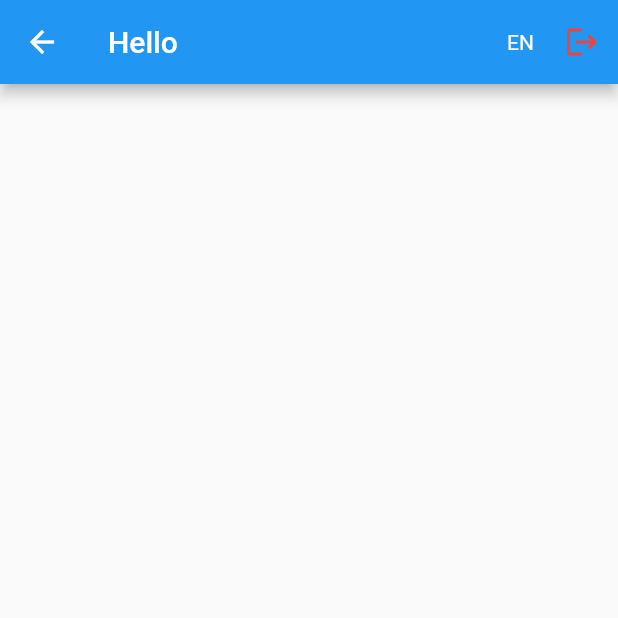
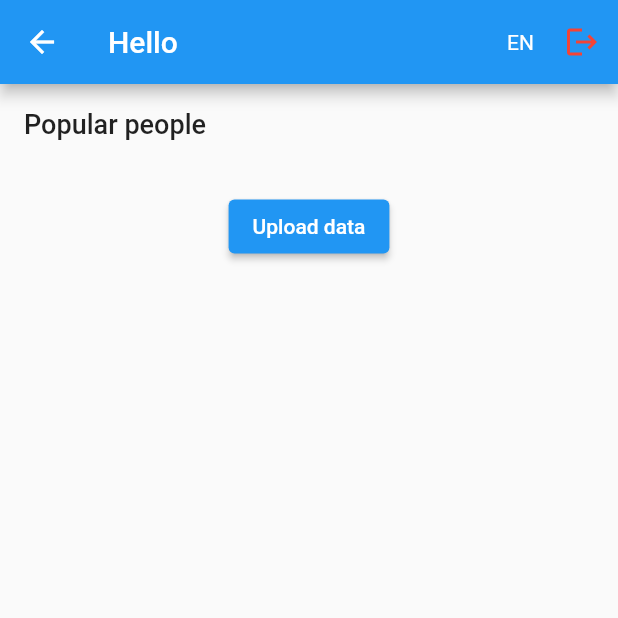
Before and after one commit to Abel1027/people-flutter-app, a Flutter app: the HomePage screen opened directly, on a phone screen of 412 x 824 dp, the top half of it. Run offline on Flutter 3.47's test engine with Material 2 defaults, Android fonts, the phone set to English and light mode, and no system bars; our stand-ins replace another_flushbar, cloud_firestore, firebase_auth, firebase_core, flutter_bloc, get_it; accounts and stored records are empty.

Commit message:
Implement upload/download people

```diff
--- /dev/null
+++ b/lib/src/application/firestore/firestore_state.dart
@@ -0,0 +1,45 @@
+part of 'firestore_cubit.dart';
+
+class FirestoreState {
+  FirestoreState({
+    required this.uploadPeopleOrFailure,
+    required this.downloadPeopleOrFailure,
+  });
+
+  factory FirestoreState.initial() => FirestoreState(
+        uploadPeopleOrFailure: ResultOr.none(),
+        downloadPeopleOrFailure: Resource.none(),
+      );
+
+  final ResultOr<UploadFailure> uploadPeopleOrFailure;
+  final Resource<DownloadFailure, List<Person>> downloadPeopleOrFailure;
+
+  FirestoreState copyWith({
+    ResultOr<UploadFailure>? uploadPeopleOrFailure,
+    Resource<DownloadFailure, List<Person>>? downloadPeopleOrFailure,
+  }) {
+    return FirestoreState(
+      uploadPeopleOrFailure:
+          uploadPeopleOrFailure ?? this.uploadPeopleOrFailure,
+      downloadPeopleOrFailure:
+          downloadPeopleOrFailure ?? this.downloadPeopleOrFailure,
+    );
+  }
+
+  @override
+  String toString() =>
+      'FirestoreState(uploadPeopleOrFailure: $uploadPeopleOrFailure, downloadPeopleOrFailure: $downloadPeopleOrFailure)';
+
+  @override
+  bool operator ==(Object other) {
+    if (identical(this, other)) return true;
+
+    return other is FirestoreState &&
+        other.uploadPeopleOrFailure == uploadPeopleOrFailure &&
+        other.downloadPeopleOrFailure == downloadPeopleOrFailure;
+  }
+
+  @override
+  int get hashCode =>
+      uploadPeopleOrFailure.hashCode ^ downloadPeopleOrFailure.hashCode;
+}
--- /dev/null
+++ b/lib/src/domain/download_failure.dart
@@ -0,0 +1,65 @@
+abstract class DownloadFailure {
+  const DownloadFailure();
+  factory DownloadFailure.unknownError() = DownloadFailureUnknownError;
+
+  void when({
+    required void Function(DownloadFailureUnknownError) unknownError,
+  }) {
+    if (this is DownloadFailureUnknownError) {
+      unknownError.call(this as DownloadFailureUnknownError);
+    }
+
+    unknownError.call(this as DownloadFailureUnknownError);
+  }
+
+  R map<R>({
+    required R Function(DownloadFailureUnknownError) unknownError,
+  }) {
+    if (this is DownloadFailureUnknownError) {
+      return unknownError.call(this as DownloadFailureUnknownError);
+    }
+
+    return unknownError.call(this as DownloadFailureUnknownError);
+  }
+
+  void maybeWhen({
+    void Function(DownloadFailureUnknownError)? unknownError,
+    required void Function() orElse,
+  }) {
+    if (this is DownloadFailureUnknownError && unknownError != null) {
+      unknownError.call(this as DownloadFailureUnknownError);
+    }
+
+    orElse.call();
+  }
+
+  R maybeMap<R>({
+    R Function(DownloadFailureUnknownError)? unknownError,
+    required R Function() orElse,
+  }) {
+    if (this is DownloadFailureUnknownError && unknownError != null) {
+      return unknownError.call(this as DownloadFailureUnknownError);
+    }
+
+    return orElse.call();
+  }
+
+  factory DownloadFailure.fromString(String value) {
+    if (value == 'unknownError') {
+      return DownloadFailure.unknownError();
+    }
+
+    return DownloadFailure.unknownError();
+  }
+
+  @override
+  String toString() {
+    if (this is DownloadFailureUnknownError) {
+      return 'unknownError';
+    }
+
+    return 'unknownError';
+  }
+}
+
+class DownloadFailureUnknownError extends DownloadFailure {}
--- /dev/null
+++ b/lib/src/domain/firestore_repository.dart
@@ -0,0 +1,11 @@
+import 'download_failure.dart';
+import 'person.dart';
+import 'resource.dart';
+import 'result_or.dart';
+import 'upload_failure.dart';
+
+abstract class FirestoreRepository {
+  Future<ResultOr<UploadFailure>> uploadPeople({required List<Person> people});
+
+  Future<Resource<DownloadFailure, List<Person>>> downloadPeople();
+}
--- /dev/null
+++ b/lib/src/domain/upload_failure.dart
@@ -0,0 +1,65 @@
+abstract class UploadFailure {
+  const UploadFailure();
+  factory UploadFailure.unknownError() = UploadFailureUnknownError;
+
+  void when({
+    required void Function(UploadFailureUnknownError) unknownError,
+  }) {
+    if (this is UploadFailureUnknownError) {
+      unknownError.call(this as UploadFailureUnknownError);
+    }
+
+    unknownError.call(this as UploadFailureUnknownError);
+  }
+
+  R map<R>({
+    required R Function(UploadFailureUnknownError) unknownError,
+  }) {
+    if (this is UploadFailureUnknownError) {
+      return unknownError.call(this as UploadFailureUnknownError);
+    }
+
+    return unknownError.call(this as UploadFailureUnknownError);
+  }
+
+  void maybeWhen({
+    void Function(UploadFailureUnknownError)? unknownError,
+    required void Function() orElse,
+  }) {
+    if (this is UploadFailureUnknownError && unknownError != null) {
+      unknownError.call(this as UploadFailureUnknownError);
+    }
+
+    orElse.call();
+  }
+
+  R maybeMap<R>({
+    R Function(UploadFailureUnknownError)? unknownError,
+    required R Function() orElse,
+  }) {
+    if (this is UploadFailureUnknownError && unknownError != null) {
+      return unknownError.call(this as UploadFailureUnknownError);
+    }
+
+    return orElse.call();
+  }
+
+  factory UploadFailure.fromString(String value) {
+    if (value == 'unknownError') {
+      return UploadFailure.unknownError();
+    }
+
+    return UploadFailure.unknownError();
+  }
+
+  @override
+  String toString() {
+    if (this is UploadFailureUnknownError) {
+      return 'unknownError';
+    }
+
+    return 'unknownError';
+  }
+}
+
+class UploadFailureUnknownError extends UploadFailure {}
--- /dev/null
+++ b/lib/src/infrastructure/config/const.dart
@@ -0,0 +1,5 @@
+class InfConstants {
+  const InfConstants._();
+
+  static const String peopleCollection = 'people';
+}
--- a/lib/src/presentation/l10n/intl_en.arb
+++ b/lib/src/presentation/l10n/intl_en.arb
@@ -18,5 +18,7 @@
     "signin": "SIGN IN",
     "userDisabled": "User disabled",
     "userNotFound": "User not found",
-    "wrongPassword": "Wrong password"
+    "wrongPassword": "Wrong password",
+    "uploadData": "Upload data",
+    "popularPeople": "Popular people"
 }
--- a/lib/src/presentation/l10n/intl_es.arb
+++ b/lib/src/presentation/l10n/intl_es.arb
@@ -18,5 +18,7 @@
     "signin": "INICIA SESIÓN",
     "userDisabled": "El usuario está desactivado",
     "userNotFound": "El usuario no se encuentra registrado",
-    "wrongPassword": "La contraseña es incorrecta"
+    "wrongPassword": "La contraseña es incorrecta",
+    "uploadData": "Subir datos",
+    "popularPeople": "Personas populares"
 }
--- a/lib/src/presentation/pages/home_page.dart
+++ b/lib/src/presentation/pages/home_page.dart
@@ -3,10 +3,12 @@ import 'package:flutter/material.dart';
 import 'package:flutter_bloc/flutter_bloc.dart';
 
 import '../../application/auth/auth_cubit.dart';
+import '../../application/firestore/firestore_cubit.dart';
 import '../../domain/logout_repository.dart';
 import '../../infrastructure/di/providers.dart';
 import '../l10n/generated/l10n.dart';
 import '../custom_router.dart';
+import '../widgets/person_card_widget.dart';
 import 'login_page.dart';
 
 class HomePage extends StatelessWidget {
@@ -15,6 +17,8 @@ class HomePage extends StatelessWidget {
   @override
   Widget build(BuildContext context) {
     final _langCode = Localizations.localeOf(context).languageCode;
+
+    final _firestoreCubit = getIt<FirestoreCubit>();
 
     return BlocListener<AuthCubit, AuthState>(
       listener: (context, state) {
@@ -45,6 +49,69 @@ class HomePage extends StatelessWidget {
             ),
           ],
         ),
+        body: RefreshIndicator(
+          onRefresh: () => _firestoreCubit.downloadPeople(),
+          child: ListView(
+            children: [
+              BlocProvider(
+                create: (_) => _firestoreCubit..downloadPeople(),
+                child: BlocBuilder<FirestoreCubit, FirestoreState>(
+                  builder: (context, state) => Column(
+                    children: [
+                      const SizedBox(height: 16),
+                      Container(
+                        padding: const EdgeInsets.symmetric(horizontal: 16),
+                        alignment: Alignment.centerLeft,
+                        child: Text(
+                          S.of(context).popularPeople,
+                          style:
+                              Theme.of(context).textTheme.subtitle1?.copyWith(
+                                    fontSize: 18,
+                                    fontWeight: FontWeight.w500,
+                                  ),
+                        ),
+                      ),
+                      const SizedBox(height: 10),
+                      state.downloadPeopleOrFailure.map(
+                        isNone: () => const SizedBox.shrink(),
+                        isLoading: () => const LinearProgressIndicator(),
+                        isSuccess: (people) => SingleChildScrollView(
+                          scrollDirection: Axis.horizontal,
+                          child: Row(
+                            children: people
+                                .map(
+                                  (person) => Padding(
+                                    padding: const EdgeInsets.symmetric(
+                                        horizontal: 8),
+                                    child: PersonCardWidget(
+                                      person: person,
+                                    ),
+                                  ),
+                                )
+                                .toList(),
+                          ),
+                        ),
+                        isFailure: (_) => Text(S.of(context).unknownError),
+                      ),
+                      const SizedBox(height: 24),
+                      state.uploadPeopleOrFailure.isLoading
+                          ? const Center(
+                              child: Padding(
+                                padding: EdgeInsets.all(7),
+                                child: CircularProgressIndicator(),
+                              ),
+                            )
+                          : ElevatedButton(
+                              onPressed: () => _firestoreCubit.uploadPeople(),
+                              child: Text(S.of(context).uploadData),
+                            ),
+                    ],
+                  ),
+                ),
+              ),
+            ],
+          ),
+        ),
       ),
     );
   }
```
Also changed, not shown: lib/src/application/firestore/firestore_cubit.dart (added, +97 -0 lines), lib/src/infrastructure/di/providers.dart (+11 -0 lines), lib/src/infrastructure/firestore_repository_impl.dart (added, +51 -0 lines), lib/src/presentation/config/colors.dart (added, +7 -0 lines), lib/src/presentation/widgets/person_card_widget.dart (added, +80 -0 lines), lib/src/presentation/l10n/generated/intl/messages_en.dart, lib/src/presentation/l10n/generated/intl/messages_es.dart, lib/src/presentation/l10n/generated/l10n.dart.
